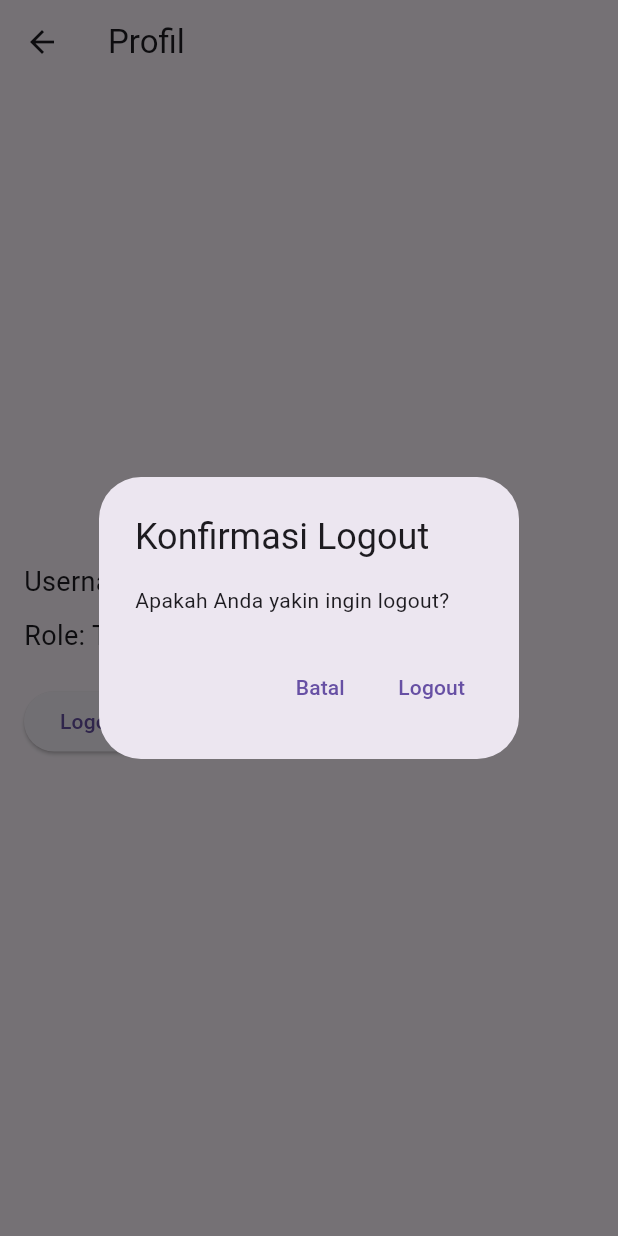
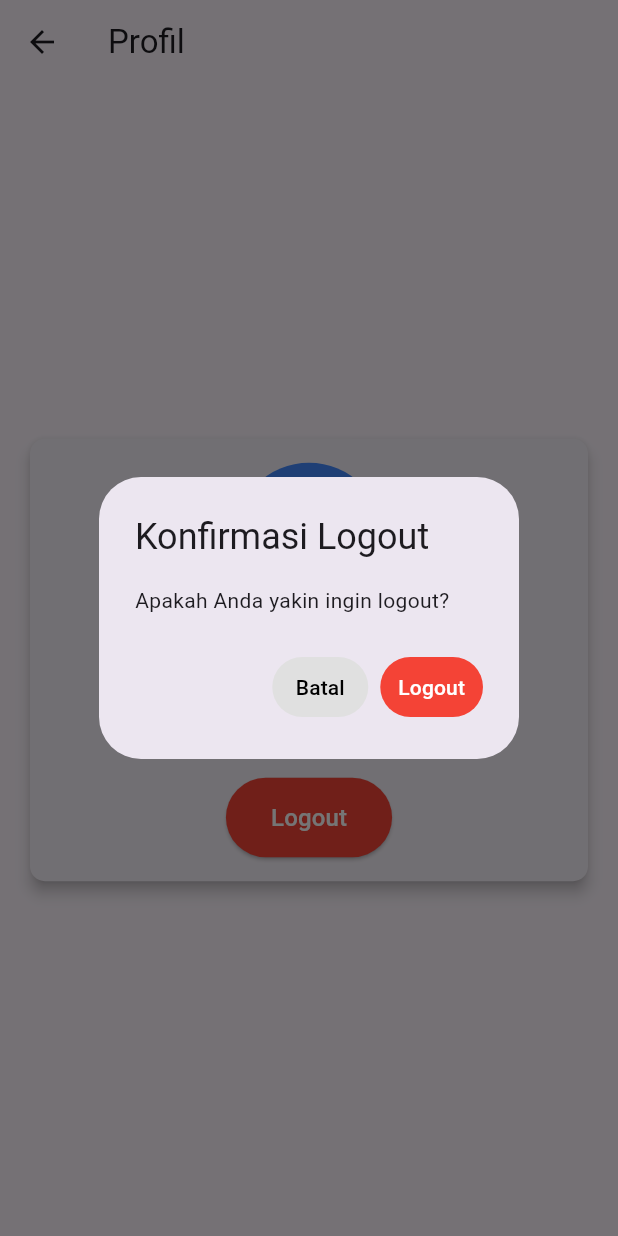
Before and after one commit to Handiva17/latihan_kasir, a Flutter app: the ProfilePage screen opened directly, after a tap on "Logout", on a phone screen of 412 x 824 dp. Run offline on Flutter 3.47's test engine with Material 3 defaults, Android fonts, the phone set to English and light mode, and no system bars; our stand-ins replace shared_preferences, supabase_flutter; accounts and stored records are empty.

```diff
--- a/lib/profile.dart
+++ b/lib/profile.dart
@@ -49,12 +49,20 @@ class _ProfilePageState extends State<ProfilePage> {
               onPressed: () {
                 Navigator.of(context).pop(); // Tutup dialog
               },
+              style: TextButton.styleFrom(
+                backgroundColor: Colors.grey[300], // Warna latar belakang tombol
+                foregroundColor: Colors.black, // Warna teks
+              ),
               child: const Text('Batal'),
             ),
             TextButton(
               onPressed: () {
                 _logout(); // Panggil fungsi logout
               },
+              style: TextButton.styleFrom(
+                backgroundColor: Colors.red, // Warna latar belakang tombol
+                foregroundColor: Colors.white, // Warna teks
+              ),
               child: const Text('Logout'),
             ),
           ],
@@ -67,21 +75,82 @@ class _ProfilePageState extends State<ProfilePage> {
   Widget build(BuildContext context) {
     return Scaffold(
       appBar: AppBar(title: const Text('Profil')),
-      body: Padding(
+      body: Center(
+        child: Padding(
+          padding: const EdgeInsets.all(16.0),
+          child: Card(
+            elevation: 4,
+            shape: RoundedRectangleBorder(
+              borderRadius: BorderRadius.circular(10),
+            ),
+            child: Padding(
               padding: const EdgeInsets.all(16.0),
               child: Column(
+                mainAxisSize: MainAxisSize.min,
+                children: [
+                  // Ikon Profil
+                  CircleAvatar(
+                    radius: 50,
+                    backgroundColor: Colors.blueAccent,
+                    child: const Icon(
+                      Icons.person,
+                      size: 50,
+                      color: Colors.white,
+                    ),
+                  ),
+                  const SizedBox(height: 20),
+                  // Username
+                  Row(
                     mainAxisAlignment: MainAxisAlignment.center,
-          crossAxisAlignment: CrossAxisAlignment.start,
                     children: [
-            Text('Username: $_username', style: const TextStyle(fontSize: 18)),
-            const SizedBox(height: 10),
-            Text('Role: $_role', style: const TextStyle(fontSize: 18)),
-            const SizedBox(height: 20),
-            ElevatedButton(
-              onPressed: _showLogoutConfirmation, // Panggil dialog konfirmasi
-              child: const Text('Logout'),
+                      const Icon(Icons.person, size: 30),
+                      const SizedBox(width: 10),
+                      Text(
+                        'Username: $_username',
+                        style: const TextStyle(
+                            fontSize: 18, fontWeight: FontWeight.bold),
                       ),
                     ],
+                  ),
+                  const SizedBox(height: 10),
+                  // Role
+                  Row(
+                    mainAxisAlignment: MainAxisAlignment.center,
+                    children: [
+                      const Icon(Icons.work,
+                          size: 30), // Ikon role yang lebih sesuai
+                      const SizedBox(width: 10),
+                      Text(
+                        'Role: $_role',
+                        style: const TextStyle(
+                            fontSize: 18, fontWeight: FontWeight.bold),
+                      ),
+                    ],
+                  ),
+                  const SizedBox(height: 20),
+                  // Tombol Logout
+                  ElevatedButton(
+                    onPressed:
+                        _showLogoutConfirmation, // Panggil dialog konfirmasi
+                    style: ElevatedButton.styleFrom(
+                      backgroundColor:
+                          Colors.red, // Warna latar belakang tombol
+                      padding: const EdgeInsets.symmetric(
+                          horizontal: 30, vertical: 15), // Padding tombol
+                      shape: RoundedRectangleBorder(
+                        borderRadius:
+                            BorderRadius.circular(30), // Bentuk tombol
+                      ),
+                    ),
+                    child: const Text(
+                      'Logout',
+                      style: TextStyle(fontSize: 16, color: Colors.white),
+                    ),
+                  ),
+                ],
+              ),
+            ),
+          ),
         ),
       ),
     );
```
Also changed, not shown: lib/home.dart (+74 -33 lines), lib/login.dart (+32 -6 lines). Lines whose indentation alone changed are shown as unchanged.
